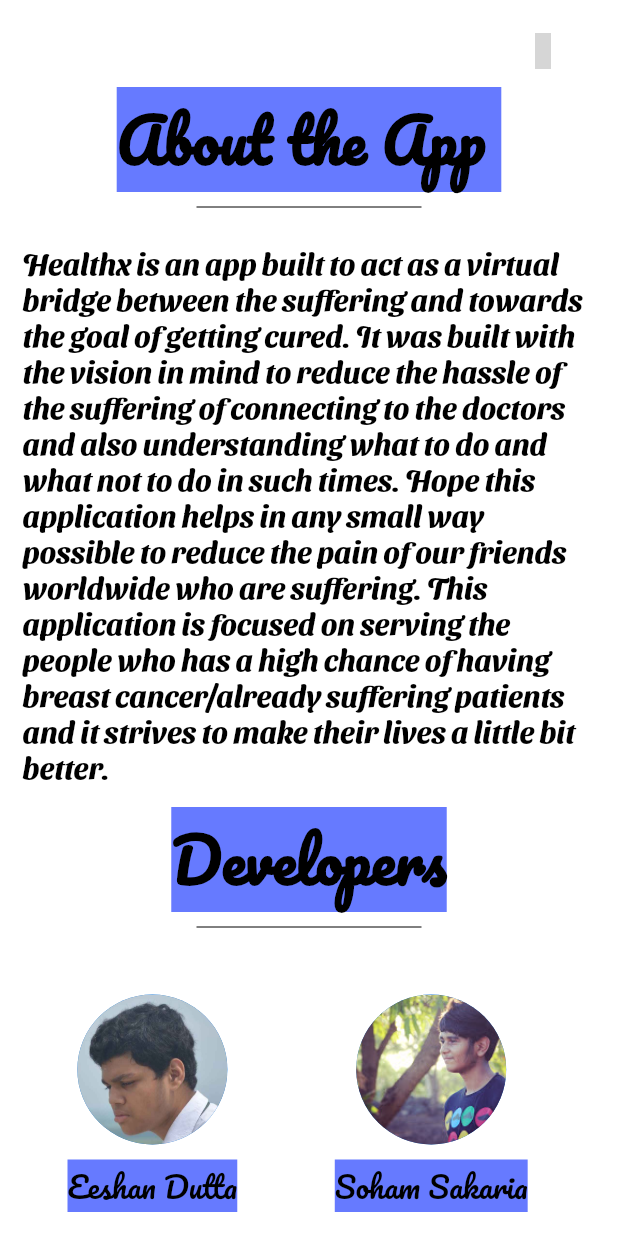
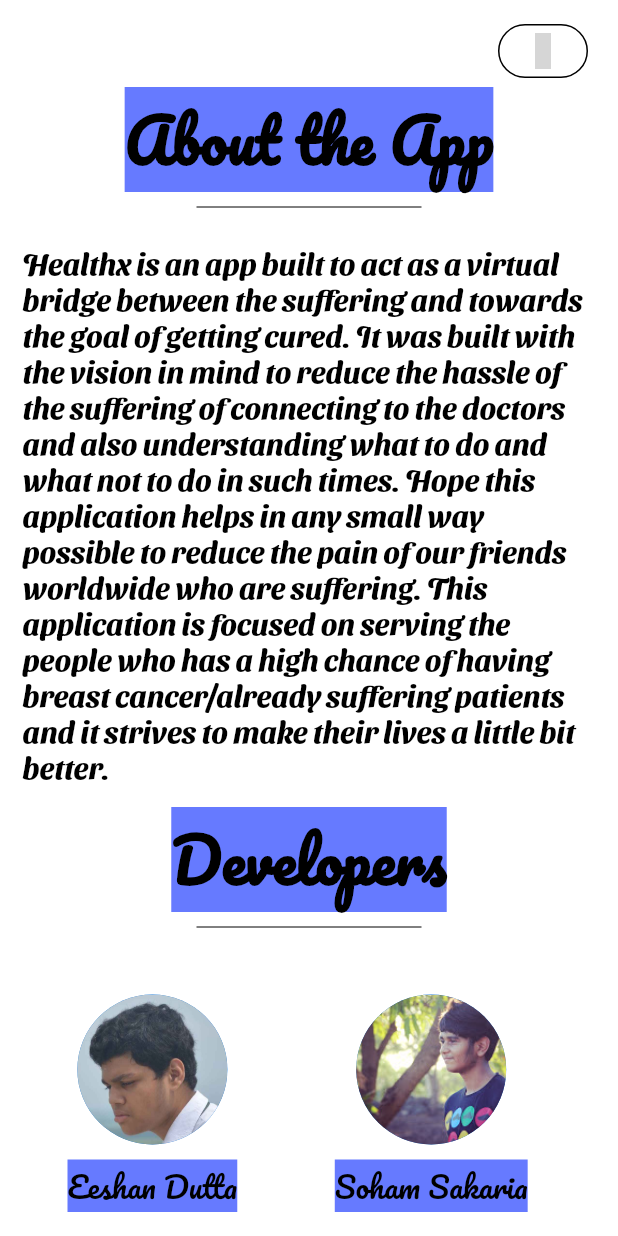
Before and after one commit to ParthPandey2236/Healthx, a Flutter app: the About screen opened directly, on a phone screen of 412 x 824 dp. Run offline on Flutter 3.47's test engine with Material 2 defaults, Android fonts, the light colour scheme and no system bars; our stand-ins replace cloud_firestore, eva_icons_flutter, firebase_auth, firebase_core, shared_preferences; accounts and stored records are empty; grey boxes are pictures that could not be loaded.

Commit message:
App image and about page changes

```diff
--- a/lib/AboutPage.dart
+++ b/lib/AboutPage.dart
@@ -43,13 +43,13 @@
                   ),
                   shape: RoundedRectangleBorder(
                       borderRadius: BorderRadius.circular(20.0),
-                      side: BorderSide(color: Colors.white)),
+                      side: BorderSide(color: Colors.black)),
                 ),
               ),
               Container(
                 color: Color(0xff667aff),
                 child: Text(
-                  'About the App ',
+                  'About the App',
                   style: TextStyle(
                     fontFamily: 'Pacifico',
                     fontSize: 40.0,
--- a/pubspec.yaml
+++ b/pubspec.yaml
@@ -21,6 +21,7 @@
   sdk: ">=2.7.0 <3.0.0"
 
 dependencies:
+  translator: ^0.1.4
   flutter:
     sdk: flutter
 
```
Also changed, not shown: images/About(1).jpeg (added), images/About(2).jpeg (added), images/Chat.jpeg (added), images/Diet(1).jpeg (added), images/Diet(2).jpeg (added), images/Diet(3).jpeg (added), images/Symptoms(1).jpeg (added), images/SymptomsP(1).jpeg (added), images/SymptomsP(2).jpeg (added), images/SymptomsP.jpeg (added), images/SymptomsR.jpeg (added), pubspec.lock.
